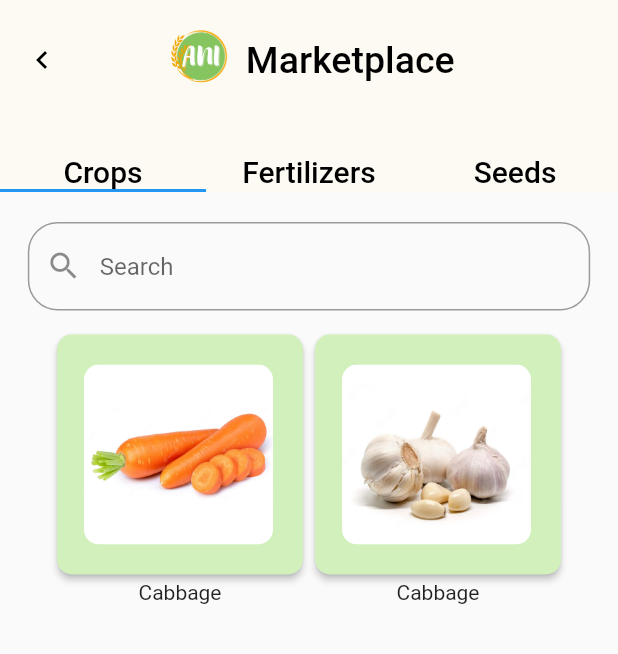
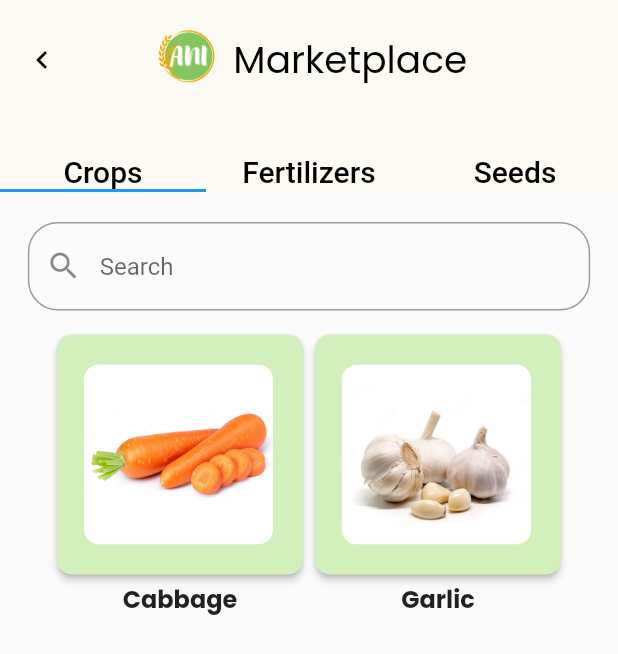
Before and after one commit to ReemanS/cc206-ani, a Flutter app: the screen it shows after launch, on a phone screen of 412 x 824 dp. Shown: the top 654 px of the screen. Run offline on Flutter 3.47's test engine with Material 2 defaults, Android fonts, the phone set to English and light mode, and no system bars.

Commit message:
Update Fonts

```diff
--- a/lib/components/crop.dart
+++ b/lib/components/crop.dart
@@ -1,6 +1,5 @@
 import 'package:flutter/material.dart';
 
-// ignore: camel_case_types
 class Crops extends StatelessWidget {
   const Crops({super.key});
 
@@ -8,16 +7,13 @@ class Crops extends StatelessWidget {
   Widget build(BuildContext context) {
     final screenSize = MediaQuery.of(context).size;
     return Scaffold(
-
       body: Column(
-
         children: [
-
           Center(
             child: SizedBox(
               width: screenSize.width * 0.91,
               child: Padding(
-                padding: const EdgeInsets.only(top:20),
+                padding: const EdgeInsets.only(top: 20),
                 child: TextField(
                   decoration: InputDecoration(
                     hintText: "Search",
@@ -33,36 +29,35 @@ class Crops extends StatelessWidget {
           const SizedBox(height: 12),
           SizedBox(
             height: screenSize.height * 0.4,
-
-
             child: Row(
               mainAxisSize: MainAxisSize.min,
               mainAxisAlignment: MainAxisAlignment.center,
               children: [
-
-              BuildItemBox("carrot","Cabbage" ),
-              BuildItemBox("garlic","Cabbage" ),
+                BuildItemBox("carrot", "Cabbage"),
+                BuildItemBox("garlic", "Garlic"),
               ],
             ),
-
-
-
-
           ),
         ],
       ),
-
     );
   }
 
-  Column BuildItemBox(String image, String emName, ) {
-    return Column( children: [
+  Column BuildItemBox(String image, String emName) {
+    return Column(
+      children: [
         ItemCard(
           itemName: "Cabbage",
           imagePath: "assets/images/$image.png",
         ),
-
-              Text(emName),
+        Text(
+          emName,
+          style: TextStyle(
+            fontFamily: 'Poppins',
+            fontSize: 16,
+            fontWeight: FontWeight.bold,
+          ),
+        ),
       ],
     );
   }
@@ -72,13 +67,11 @@ class ItemCard extends StatelessWidget {
   final String itemName;
   final String imagePath;
 
-
   const ItemCard({
-    super.key,
+    Key? key,
     required this.itemName,
     required this.imagePath,
-
-  });
+  }) : super(key: key);
 
   @override
   Widget build(BuildContext context) {
@@ -118,8 +111,7 @@ class ItemCard extends StatelessWidget {
                   0: FixedColumnWidth(screenSize.width * 0.38),
                   1: const IntrinsicColumnWidth(flex: 1),
                 },
-
-              )
+              ),
             ],
           ),
         ),
--- a/lib/components/fertilizer.dart
+++ b/lib/components/fertilizer.dart
@@ -1,6 +1,5 @@
 import 'package:flutter/material.dart';
 
-// ignore: camel_case_types
 class Fertilizer extends StatelessWidget {
   const Fertilizer({super.key});
 
@@ -9,14 +8,12 @@ class Fertilizer extends StatelessWidget {
     final screenSize = MediaQuery.of(context).size;
     return Scaffold(
       body: Column(
-
         children: [
-
           Center(
             child: SizedBox(
               width: screenSize.width * 0.91,
               child: Padding(
-                padding: const EdgeInsets.only(top:20),
+                padding: const EdgeInsets.only(top: 20),
                 child: TextField(
                   decoration: InputDecoration(
                     hintText: "Search",
@@ -32,36 +29,35 @@ class Fertilizer extends StatelessWidget {
           const SizedBox(height: 12),
           SizedBox(
             height: screenSize.height * 0.4,
-
-
             child: Row(
               mainAxisSize: MainAxisSize.min,
               mainAxisAlignment: MainAxisAlignment.center,
               children: [
-
-              BuildItemBox("carrot","Cabbage" ),
-              BuildItemBox("garlic","Cabbage" ),
+                BuildItemBox("carrot", "Cabbage"),
+                BuildItemBox("garlic", "Cabbage"),
               ],
             ),
-
-
-
-
           ),
         ],
       ),
-
     );
   }
 
-  Column BuildItemBox(String image, String emName, ) {
-    return Column( children: [
+  Column BuildItemBox(String image, String emName) {
+    return Column(
+      children: [
         ItemCard(
           itemName: "Cabbage",
           imagePath: "assets/images/$image.png",
         ),
-
-              Text(emName),
+        Text(
+          emName,
+          style: TextStyle(
+            fontFamily: 'Poppins',
+            fontSize: 16,
+            fontWeight: FontWeight.bold,
+          ),
+        ),
       ],
     );
   }
@@ -71,13 +67,11 @@ class ItemCard extends StatelessWidget {
   final String itemName;
   final String imagePath;
 
-
   const ItemCard({
-    super.key,
+    Key? key,
     required this.itemName,
     required this.imagePath,
-
-  });
+  }) : super(key: key);
 
   @override
   Widget build(BuildContext context) {
@@ -117,8 +111,7 @@ class ItemCard extends StatelessWidget {
                   0: FixedColumnWidth(screenSize.width * 0.38),
                   1: const IntrinsicColumnWidth(flex: 1),
                 },
-
-              )
+              ),
             ],
           ),
         ),
--- a/lib/components/seeds.dart
+++ b/lib/components/seeds.dart
@@ -1,6 +1,5 @@
 import 'package:flutter/material.dart';
 
-// ignore: camel_case_types
 class Seeds extends StatelessWidget {
   const Seeds({super.key});
 
@@ -9,14 +8,12 @@ class Seeds extends StatelessWidget {
     final screenSize = MediaQuery.of(context).size;
     return Scaffold(
       body: Column(
-
         children: [
-
           Center(
             child: SizedBox(
               width: screenSize.width * 0.91,
               child: Padding(
-                padding: const EdgeInsets.only(top:20),
+                padding: const EdgeInsets.only(top: 20),
                 child: TextField(
                   decoration: InputDecoration(
                     hintText: "Search",
@@ -32,36 +29,35 @@ class Seeds extends StatelessWidget {
           const SizedBox(height: 12),
           SizedBox(
             height: screenSize.height * 0.4,
-
-
             child: Row(
               mainAxisSize: MainAxisSize.min,
               mainAxisAlignment: MainAxisAlignment.center,
               children: [
-
-              BuildItemBox("carrot","Cabbage" ),
-              BuildItemBox("garlic","Cabbage" ),
+                BuildItemBox("carrot", "Cabbage"),
+                BuildItemBox("garlic", "Cabbage"),
               ],
             ),
-
-
-
-
           ),
         ],
       ),
-
     );
   }
 
-  Column BuildItemBox(String image, String emName, ) {
-    return Column( children: [
+  Column BuildItemBox(String image, String emName) {
+    return Column(
+      children: [
         ItemCard(
           itemName: "Cabbage",
           imagePath: "assets/images/$image.png",
         ),
-
-              Text(emName),
+        Text(
+          emName,
+          style: TextStyle(
+            fontFamily: 'Poppins',
+            fontSize: 16,
+            fontWeight: FontWeight.bold,
+          ),
+        ),
       ],
     );
   }
@@ -71,13 +67,11 @@ class ItemCard extends StatelessWidget {
   final String itemName;
   final String imagePath;
 
-
   const ItemCard({
-    super.key,
+    Key? key,
     required this.itemName,
     required this.imagePath,
-
-  });
+  }) : super(key: key);
 
   @override
   Widget build(BuildContext context) {
@@ -117,8 +111,7 @@ class ItemCard extends StatelessWidget {
                   0: FixedColumnWidth(screenSize.width * 0.38),
                   1: const IntrinsicColumnWidth(flex: 1),
                 },
-
-              )
+              ),
             ],
           ),
         ),
--- a/lib/features/marketplace.dart
+++ b/lib/features/marketplace.dart
@@ -3,15 +3,14 @@ import 'package:cc206_ani/components/crop.dart';
 import 'package:cc206_ani/components/seeds.dart';
 import 'package:cc206_ani/components/fertilizer.dart';
 
-class Marketplace extends StatefulWidget{
+class Marketplace extends StatefulWidget {
   const Marketplace({super.key});
 
   @override
-  State <Marketplace> createState() => _Marketplace_State();
+  State<Marketplace> createState() => _Marketplace_State();
 }
 
-// ignore: camel_case_types
-class _Marketplace_State extends State<Marketplace>{
+class _Marketplace_State extends State<Marketplace> {
   @override
   Widget build(BuildContext context) {
     return MaterialApp(
@@ -36,16 +35,28 @@ class _Marketplace_State extends State<Marketplace>{
                 const SizedBox(width: 5),
                 const Text(
                   "Marketplace",
-                      style: TextStyle(color: Colors.black, fontSize: 25),
+                  style: TextStyle(
+                    fontFamily: 'Poppins',
+                    color: Colors.black,
+                    fontSize: 25,
+                  ),
                 ),
               ],
             ),
             bottom: const TabBar(
               tabs: [
-                       Text("Crops", style: TextStyle(color: Colors.black,  fontSize: 20),),
-                        Text("Fertilizers", style: TextStyle(color: Colors.black,  fontSize: 20),),
-                        Text("Seeds", style: TextStyle(color: Colors.black, fontSize: 20),)
-
+                Text(
+                  "Crops",
+                  style: TextStyle(color: Colors.black, fontSize: 20),
+                ),
+                Text(
+                  "Fertilizers",
+                  style: TextStyle(color: Colors.black, fontSize: 20),
+                ),
+                Text(
+                  "Seeds",
+                  style: TextStyle(color: Colors.black, fontSize: 20),
+                )
               ],
             ),
           ),
@@ -59,8 +70,5 @@ class _Marketplace_State extends State<Marketplace>{
         ),
       ),
     );
-
-
   }
-
 }
```
Also changed, not shown: pubspec.yaml (+38 -6 lines). Lines whose indentation alone changed are shown as unchanged.
